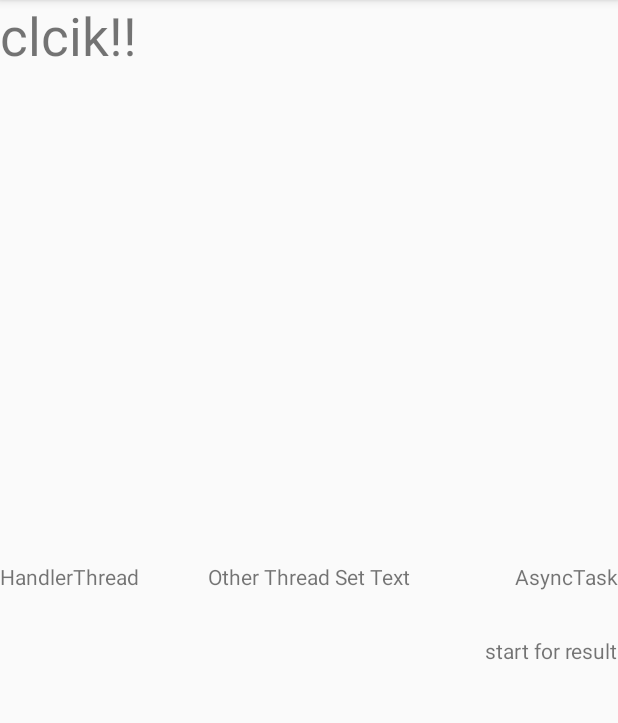
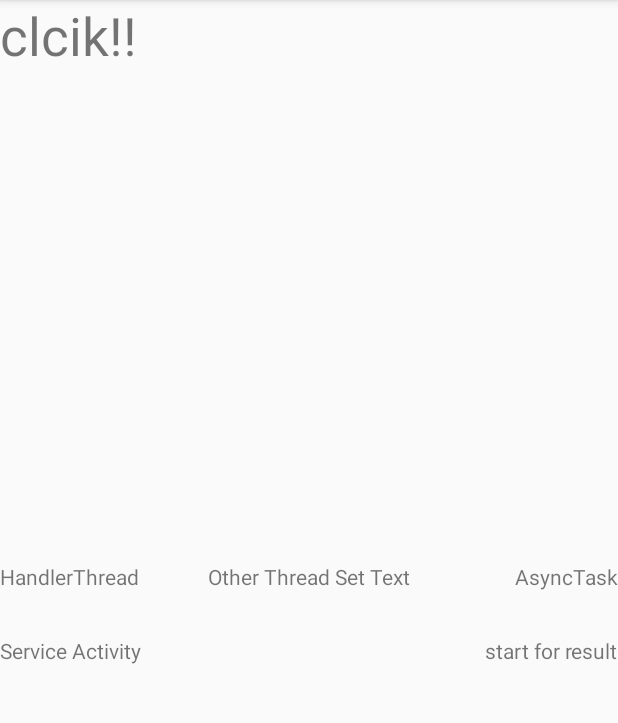
Before and after one commit to kiyoung-Lee/android-nextstep-study, an Android app: the screen it shows after launch (MainActivity), on a phone screen of 412 x 824 dp, the part 84-807 px from its top. Run offline under Robolectric (Android 15) with nearby library versions, the phone set to English and light mode, and no system bars.

Commit message:
Study for Sevice

```diff
--- a/app/src/main/AndroidManifest.xml
+++ b/app/src/main/AndroidManifest.xml
@@ -20,7 +20,10 @@
         <activity android:name=".asynctask.AsyncTaskActivity" />
         <activity android:name=".activity_result.ActivityA" />
         <activity android:name=".activity_result.ActivityB" />
-        <activity android:name=".activity_result.ActivityC"></activity>
+        <activity android:name=".activity_result.ActivityC" />
+        <activity android:name=".service.StartedServiceActivity"></activity>
+        <service android:name=".service.StartedServiceA"></service>
+        <service android:name=".service.ResultReceiverService"></service>
     </application>
 
 </manifest>
--- a/app/src/main/java/com/example/luke/myapplication/MainActivity.java
+++ b/app/src/main/java/com/example/luke/myapplication/MainActivity.java
@@ -11,6 +11,8 @@ import com.example.luke.myapplication.activity_result.ActivityA;
 import com.example.luke.myapplication.asynctask.AsyncTaskActivity;
 import com.example.luke.myapplication.handler.LooperThread;
 import com.example.luke.myapplication.handlerthread.HandlerThreadActivity;
+import com.example.luke.myapplication.service.StartedServiceA;
+import com.example.luke.myapplication.service.StartedServiceActivity;
 
 public class MainActivity extends AppCompatActivity {
 
@@ -20,6 +22,7 @@ public class MainActivity extends AppCompatActivity {
     private TextView moveHandlerTheradActivityButton;
     private TextView asyncTaskButton;
     private TextView startActivityForResultButton;
+    private TextView serviceActivityButton;
 
     private int count = 0;
     private static final int DELAY_TIME = 500;
@@ -35,6 +38,7 @@ public class MainActivity extends AppCompatActivity {
         moveHandlerTheradActivityButton = findViewById(R.id.handler_thread_activity_text_view);
         asyncTaskButton = findViewById(R.id.async_task_text_view);
         startActivityForResultButton = findViewById(R.id.start_for_result_text_view);
+        serviceActivityButton = findViewById(R.id.service_activity_text_view);
         handler = new Handler();
 
         thread = new LooperThread(textView);
@@ -80,6 +84,13 @@ public class MainActivity extends AppCompatActivity {
                 startActivity(new Intent(getApplicationContext(), ActivityA.class));
             }
         });
+
+        serviceActivityButton.setOnClickListener(new View.OnClickListener() {
+            @Override
+            public void onClick(View v) {
+                startActivity(new Intent(getApplicationContext(), StartedServiceActivity.class));
+            }
+        });
     }
 
     private Runnable updateTimeTask = new Runnable() {
--- a/app/src/main/res/layout/activity_main.xml
+++ b/app/src/main/res/layout/activity_main.xml
@@ -52,4 +52,14 @@
         app:layout_constraintRight_toRightOf="parent"
         />
 
+    <TextView
+        android:id="@+id/service_activity_text_view"
+        android:layout_width="wrap_content"
+        android:layout_height="wrap_content"
+        android:text="Service Activity"
+        app:layout_constraintLeft_toLeftOf="parent"
+        app:layout_constraintTop_toBottomOf="@id/handler_thread_activity_text_view"
+        android:layout_marginTop="30dp"
+        />
+
 </android.support.constraint.ConstraintLayout>
--- a/build.gradle
+++ b/build.gradle
@@ -7,7 +7,7 @@ buildscript {
         jcenter()
     }
     dependencies {
-        classpath 'com.android.tools.build:gradle:3.1.2'
+        classpath 'com.android.tools.build:gradle:3.2.1'
 
 
         // NOTE: Do not place your application dependencies here; they belong
```
Also changed, not shown: app/src/main/java/com/example/luke/myapplication/service/ResultReceiverService.java (added, +34 -0 lines), app/src/main/java/com/example/luke/myapplication/service/StartedServiceA.java (added, +30 -0 lines), app/src/main/java/com/example/luke/myapplication/service/StartedServiceActivity.java (added, +55 -0 lines), app/src/main/res/layout/activity_started_service.xml (added, +20 -0 lines), gradle/wrapper/gradle-wrapper.properties.
